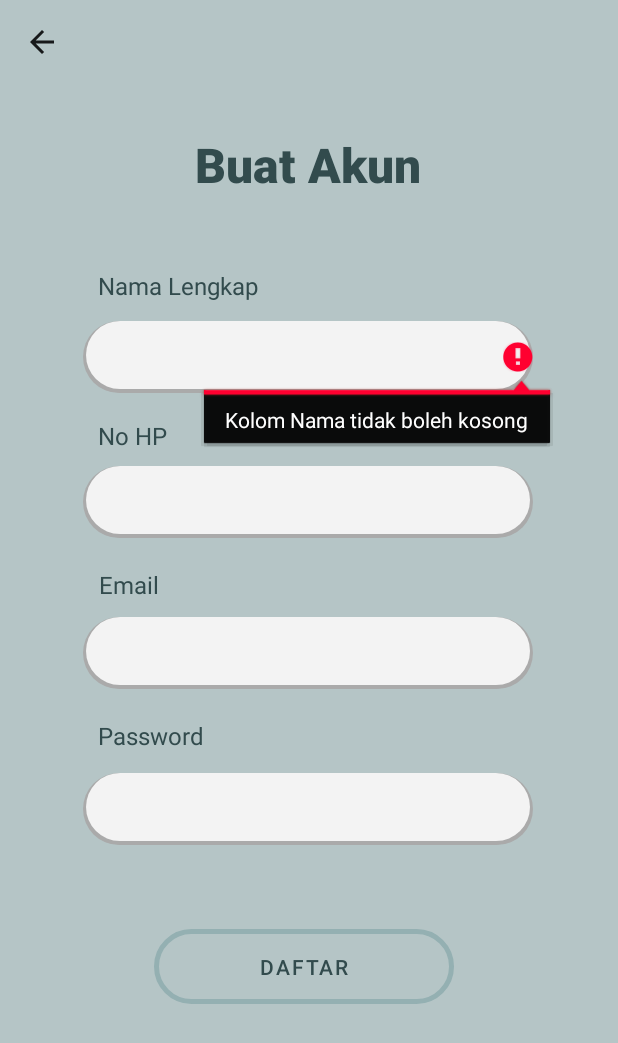
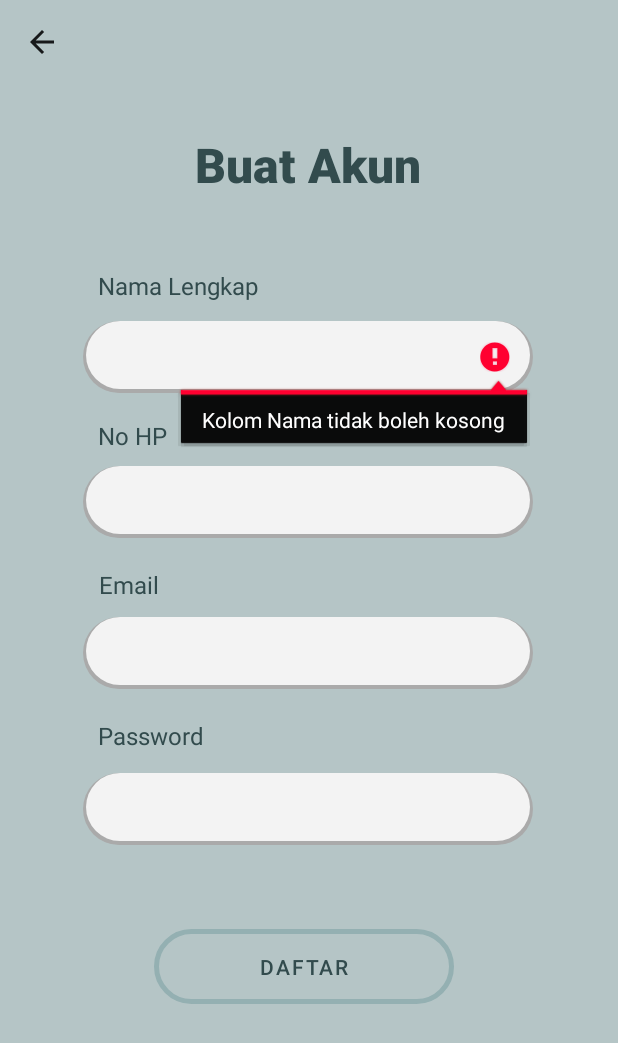
Before and after one commit to kintanputia/meng-ngaji, an Android app: the RegisterActivity screen opened directly, with no data from a screen before it, after a tap on "DAFTAR", on a phone screen of 412 x 824 dp. Shown: the top 1043 px of the screen. Run offline under Robolectric (Android 15) with nearby library versions, the phone set to English and light mode, and no system bars.

Commit message:
register done

```diff
--- a/app/src/main/java/com/example/meng_ngaji/MainActivity.kt
+++ b/app/src/main/java/com/example/meng_ngaji/MainActivity.kt
@@ -56,8 +56,8 @@ class MainActivity : AppCompatActivity(), View.OnClickListener {
                 if (respon.success == 1) {
                     s.setStatusLogin(true)
                     s.setUser(respon.user)
-                    s.setString(s.nama, respon.user.nama)
-                    s.setString(s.no_hp, respon.user.no_hp)
+//                    s.setString(s.nama, respon.user.nama)
+//                    s.setString(s.no_hp, respon.user.no_hp)
 
                     val intent = Intent(this@MainActivity, HomeActivity::class.java)
                     intent.addFlags(Intent.FLAG_ACTIVITY_CLEAR_TOP or Intent.FLAG_ACTIVITY_NEW_TASK)
--- a/app/src/main/java/com/example/meng_ngaji/RegisterActivity.kt
+++ b/app/src/main/java/com/example/meng_ngaji/RegisterActivity.kt
@@ -82,7 +82,7 @@ class RegisterActivity : AppCompatActivity(), View.OnClickListener {
                     intent.addFlags(Intent.FLAG_ACTIVITY_CLEAR_TOP or Intent.FLAG_ACTIVITY_NEW_TASK)
                     startActivity(intent)
                     finish()
-                    Toast.makeText(this@RegisterActivity, "Selamat datang " + respon.user.nama, Toast.LENGTH_SHORT).show()
+                    Toast.makeText(this@RegisterActivity, "Registrasi Berhasil", Toast.LENGTH_SHORT).show()
                 } else {
                     Toast.makeText(this@RegisterActivity, "Error:" + respon.message, Toast.LENGTH_SHORT).show()
                 }
--- a/app/src/main/java/com/example/meng_ngaji/helper/UserApi.kt
+++ b/app/src/main/java/com/example/meng_ngaji/helper/UserApi.kt
@@ -21,4 +21,13 @@ interface UserApi {
         @Field("password") password: String
     ):Call<ResponModel>
 
+    @FormUrlEncoded
+    @PUT("update-user/{id}")
+    fun editUser(
+        @Path("id") id: Int,
+        @Field("id") idField: Int,
+        @Field("nama") nama: String,
+        @Field("email") email: String,
+        @Field("no_hp") no_hp: String?,
+    ): Call<ResponModel>
 }
--- a/app/src/main/res/layout/activity_register.xml
+++ b/app/src/main/res/layout/activity_register.xml
@@ -55,6 +55,8 @@
         android:layout_height="48dp"
         android:background="@drawable/ic_form_register"
         android:inputType="textPersonName"
+        android:paddingStart="20dp"
+        android:paddingEnd="15dp"
         app:layout_constraintBottom_toBottomOf="parent"
         app:layout_constraintEnd_toEndOf="parent"
         app:layout_constraintHorizontal_bias="0.495"
@@ -83,6 +85,8 @@
         android:layout_height="48dp"
         android:background="@drawable/ic_form_register"
         android:inputType="text"
+        android:paddingStart="20dp"
+        android:paddingEnd="15dp"
         app:layout_constraintBottom_toBottomOf="parent"
         app:layout_constraintEnd_toEndOf="parent"
         app:layout_constraintHorizontal_bias="0.495"
@@ -111,6 +115,8 @@
         android:layout_height="48dp"
         android:background="@drawable/ic_form_register"
         android:inputType="textEmailAddress"
+        android:paddingStart="20dp"
+        android:paddingEnd="15dp"
         app:layout_constraintBottom_toBottomOf="parent"
         app:layout_constraintEnd_toEndOf="parent"
         app:layout_constraintHorizontal_bias="0.495"
@@ -139,6 +145,8 @@
         android:layout_height="48dp"
         android:background="@drawable/ic_form_register"
         android:inputType="textPassword"
+        android:paddingStart="20dp"
+        android:paddingEnd="15dp"
         app:layout_constraintBottom_toBottomOf="parent"
         app:layout_constraintEnd_toEndOf="parent"
         app:layout_constraintHorizontal_bias="0.495"
```
Also changed, not shown: app/src/main/java/com/example/meng_ngaji/helper/SharedPref.kt (+0 -8 lines), app/src/main/res/drawable/ic_buttonedit.xml (added, +8 -0 lines).
